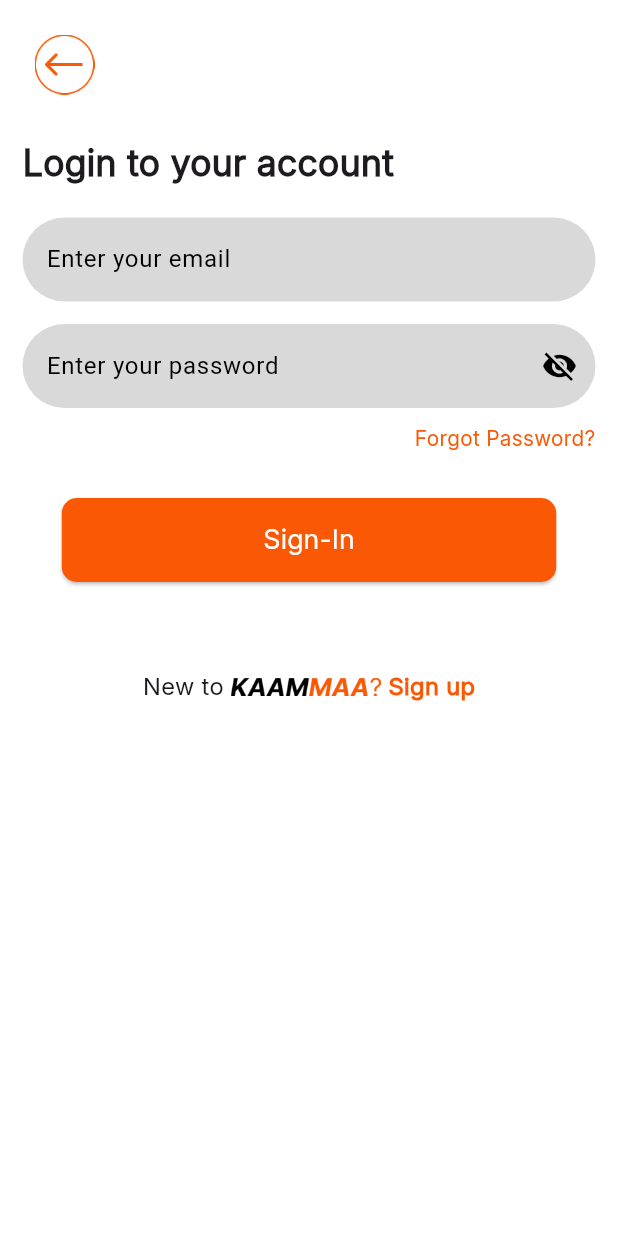
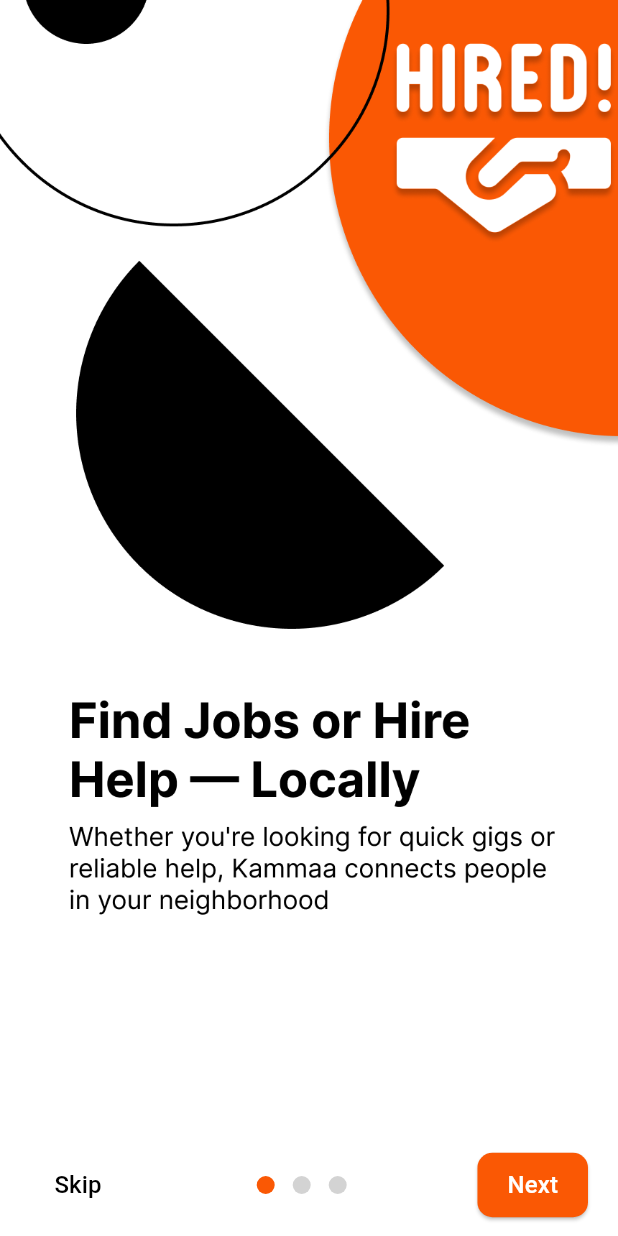
Before and after one commit to AakashShahi/KaamMaa, a Flutter app: the screen it shows after launch, on a phone screen of 412 x 824 dp. Run offline on Flutter 3.47's test engine with Material 3 defaults, Android fonts, the phone set to English and light mode, and no system bars; drawn by our look-alikes of smooth_page_indicator; our stand-ins replace animated_splash_screen, lottie.

Commit message:
Onboarding screen done

```diff
--- a/dev/kaammaa/lib/view/loginview.dart
+++ b/dev/kaammaa/lib/view/login_view.dart
@@ -1,5 +1,5 @@
 import 'package:flutter/material.dart';
-import 'package:kaammaa/view/signupview.dart';
+import 'package:kaammaa/view/signup_view.dart';
 
 class Loginview extends StatefulWidget {
   const Loginview({super.key});
--- /dev/null
+++ b/dev/kaammaa/lib/view/onboarding_view.dart
@@ -0,0 +1,150 @@
+import 'package:flutter/material.dart';
+import 'package:kaammaa/view/login_view.dart';
+import 'package:smooth_page_indicator/smooth_page_indicator.dart';
+
+class OnboardingView extends StatefulWidget {
+  const OnboardingView({super.key});
+
+  @override
+  State<OnboardingView> createState() => _OnboardingViewState();
+}
+
+class _OnboardingViewState extends State<OnboardingView> {
+  final controller = PageController();
+  bool isLastPage = false;
+
+  @override
+  void dispose() {
+    controller.dispose();
+    super.dispose();
+  }
+
+  @override
+  Widget build(BuildContext context) {
+    final screenWidth = MediaQuery.of(context).size.width;
+    final screenHeight = MediaQuery.of(context).size.height;
+
+    return Scaffold(
+      body: SafeArea(
+        child: Column(
+          children: [
+            Expanded(
+              child: PageView(
+                controller: controller,
+                onPageChanged: (index) {
+                  setState(() => isLastPage = index == 2);
+                },
+                children: [
+                  Image.asset(
+                    "assets/images/onboard1.png",
+                    fit: BoxFit.cover,
+                    width: screenWidth,
+                    height: screenHeight,
+                  ),
+                  Image.asset(
+                    "assets/images/onboard2.png",
+                    fit: BoxFit.cover,
+                    width: screenWidth,
+                    height: screenHeight,
+                  ),
+                  Image.asset(
+                    "assets/images/onboard3.png",
+                    fit: BoxFit.cover,
+                    width: screenWidth,
+                    height: screenHeight,
+                  ),
+                ],
+              ),
+            ),
+            Container(
+              padding: const EdgeInsets.symmetric(horizontal: 20, vertical: 10),
+              color: Colors.white,
+              child:
+                  isLastPage
+                      ? SizedBox(
+                        width: double.infinity,
+                        child: ElevatedButton(
+                          style: ElevatedButton.styleFrom(
+                            backgroundColor: const Color(0xFFFA5804),
+                            padding: const EdgeInsets.symmetric(vertical: 15),
+                            shape: RoundedRectangleBorder(
+                              borderRadius: BorderRadius.circular(10),
+                            ),
+                          ),
+                          child: const Text(
+                            "Get Started",
+                            style: TextStyle(fontSize: 18, color: Colors.white),
+                          ),
+                          onPressed: () {
+                            Navigator.of(context).pushReplacement(
+                              MaterialPageRoute(
+                                builder: (context) => const Loginview(),
+                              ),
+                            );
+                          },
+                        ),
+                      )
+                      : Row(
+                        mainAxisAlignment: MainAxisAlignment.spaceBetween,
+                        children: [
+                          TextButton(
+                            onPressed: () {
+                              controller.jumpToPage(2);
+                            },
+                            child: const Text(
+                              "Skip",
+                              style: TextStyle(
+                                color: Colors.black,
+                                fontSize: 16,
+                                fontWeight: FontWeight.w500,
+                              ),
+                            ),
+                          ),
+                          SmoothPageIndicator(
+                            controller: controller,
+                            count: 3,
+                            effect: JumpingDotEffect(
+                              dotHeight: 12,
+                              dotWidth: 12,
+                              spacing: 12,
+                              jumpScale: 1.5,
+                              verticalOffset: 12,
+                              dotColor: const Color(0xFFD3D3D3),
+                              activeDotColor: const Color(0xFFFA5804),
+                            ),
+                          ),
+                          ElevatedButton(
+                            onPressed: () {
+                              controller.nextPage(
+                                duration: const Duration(milliseconds: 500),
+                                curve: Curves.easeInOut,
+                              );
+                            },
+                            style: ElevatedButton.styleFrom(
+                              backgroundColor: const Color(0xFFFA5804),
+                              shape: RoundedRectangleBorder(
+                                borderRadius: BorderRadius.circular(10),
+                              ),
+                              padding: const EdgeInsets.symmetric(
+                                vertical: 10,
+                                horizontal: 20,
+                              ),
+                            ),
+                            child: const Text(
+                              "Next",
+                              style: TextStyle(
+                                color: Colors.white,
+                                fontSize: 16,
+                                fontWeight: FontWeight.w500,
+                              ),
+                            ),
+                          ),
+                        ],
+                      ),
+            ),
+          ],
+        ),
+      ),
+    );
+  }
+}
--- a/dev/kaammaa/lib/view/signupview.dart
+++ b/dev/kaammaa/lib/view/signup_view.dart
@@ -1,5 +1,5 @@
 import 'package:flutter/material.dart';
-import 'package:kaammaa/view/loginview.dart';
+import 'package:kaammaa/view/login_view.dart';
 
 class Signupview extends StatefulWidget {
   const Signupview({super.key});
--- a/dev/kaammaa/lib/view/splash_screen_view.dart
+++ b/dev/kaammaa/lib/view/splash_screen_view.dart
@@ -1,6 +1,6 @@
 import 'package:animated_splash_screen/animated_splash_screen.dart';
 import 'package:flutter/material.dart';
-import 'package:kaammaa/view/loginview.dart';
+import 'package:kaammaa/view/onboarding_view.dart';
 import 'package:lottie/lottie.dart';
 
 class SplashScreenView extends StatelessWidget {
@@ -34,7 +34,7 @@
           ),
         ),
       ),
-      nextScreen: const Loginview(),
+      nextScreen: const OnboardingView(),
       splashIconSize:
           screenHeight, // Doesn't affect since we're customizing splash
       backgroundColor: Colors.white,
--- a/dev/kaammaa/pubspec.yaml
+++ b/dev/kaammaa/pubspec.yaml
@@ -36,6 +36,8 @@
   cupertino_icons: ^1.0.8
   animated_splash_screen: ^1.3.0
   lottie: ^3.3.1
+  smooth_page_indicator: ^1.2.1
+  shared_preferences: ^2.5.3
 
 dev_dependencies:
   flutter_test:
```
Also changed, not shown: dev/kaammaa/assets/images/onboard1.png (added), dev/kaammaa/assets/images/onboard2.png (added), dev/kaammaa/assets/images/onboard3.png (added), dev/kaammaa/pubspec.lock, 2 other files.
